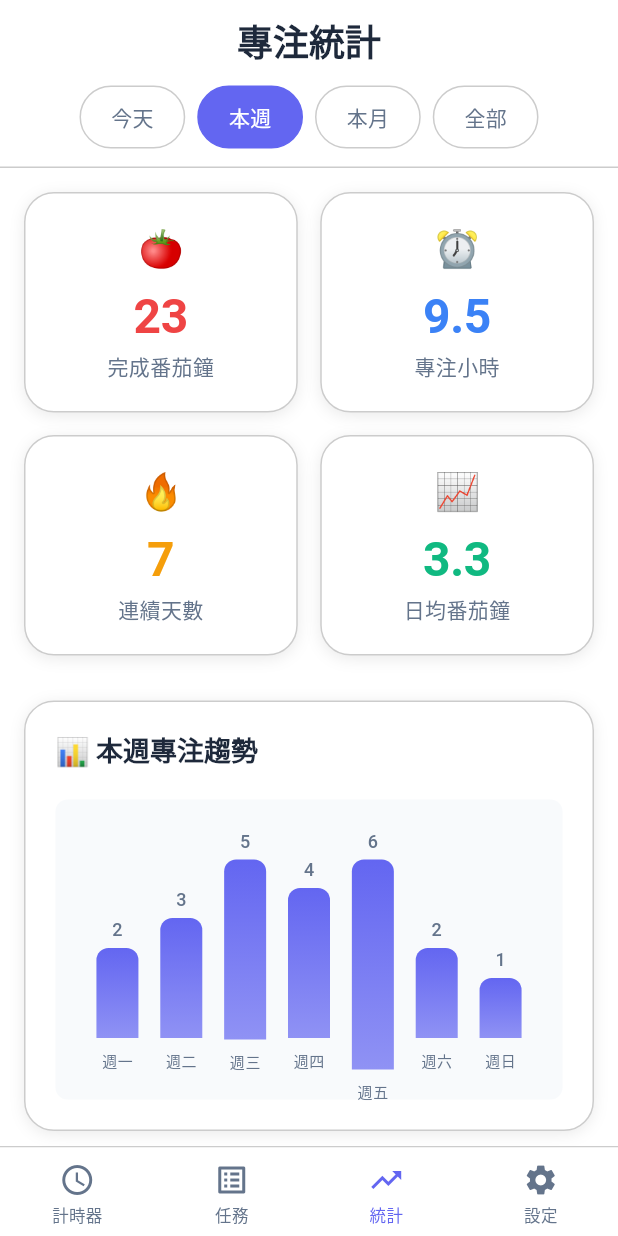
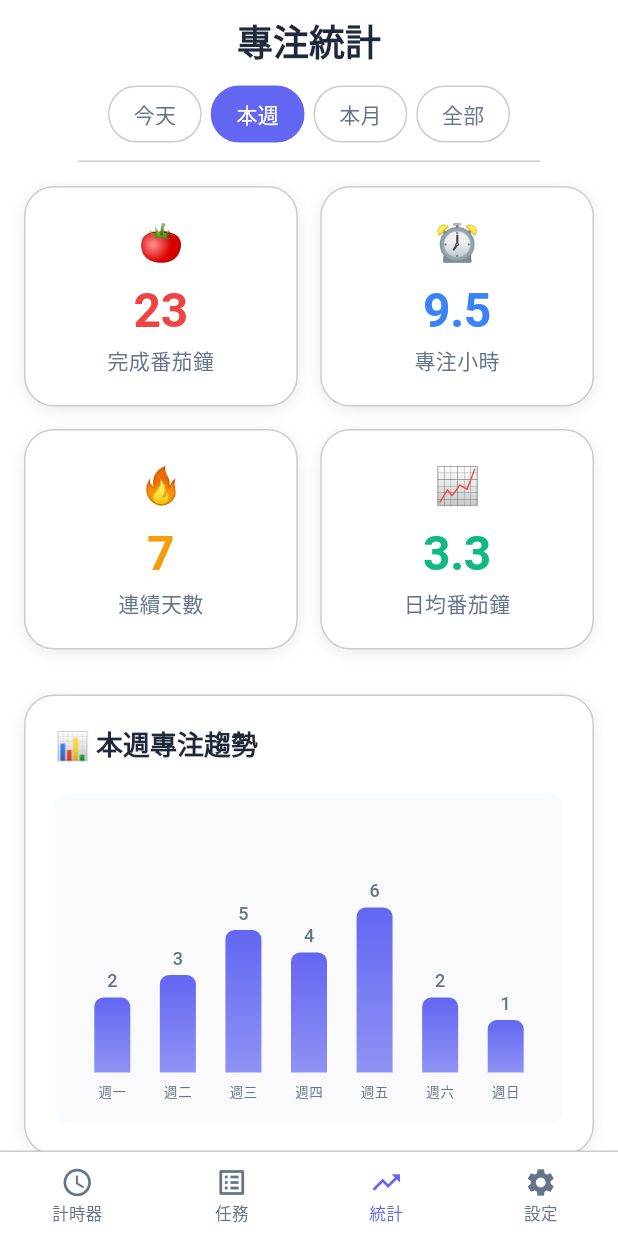
Before and after one commit to TreantProtectorGo/focus, a Flutter app: the StatsScreen screen opened by its route, on a phone screen of 412 x 824 dp. Run offline on Flutter 3.47's test engine with Material 3 defaults, Android fonts, the phone set to English and light mode, and no system bars; our stand-ins replace flutter_riverpod, go_router; Roboto replaces fonts that are missing (RobotoMono).

Commit message:
fix overflowed

```diff
--- a/lib/screens/main_screen.dart
+++ b/lib/screens/main_screen.dart
@@ -86,10 +86,10 @@ class _MainScreenState extends State<MainScreen> {
           elevation: 0,
           items: _navigationItems.map((item) => BottomNavigationBarItem(
             icon: Container(
-              padding: const EdgeInsets.all(4),
+              padding: const EdgeInsets.all(2), // Reduced padding to prevent overflow
               child: Icon(
                 item.icon,
-                size: 24,
+                size: 22, // Slightly smaller icon
               ),
             ),
             label: item.label,
--- a/lib/screens/settings_screen.dart
+++ b/lib/screens/settings_screen.dart
@@ -86,6 +86,8 @@ class _SettingsScreenState extends State<SettingsScreen> {
 
                     // 版本信息
                     _buildVersionInfo(theme),
+
+                    const SizedBox(height: 80), // Add bottom padding to prevent overflow
                   ],
                 ),
               ),
--- a/lib/screens/stats_screen.dart
+++ b/lib/screens/stats_screen.dart
@@ -30,17 +30,20 @@ class StatsScreen extends StatelessWidget {
                     style: theme.textTheme.headlineLarge,
                   ),
                   const SizedBox(height: 15),
-                  Row(
+                  SingleChildScrollView(
+                    scrollDirection: Axis.horizontal,
+                    child: Row(
                       mainAxisAlignment: MainAxisAlignment.center,
                       children: [
                         _buildPeriodButton('今天', false, theme),
-                      const SizedBox(width: 8),
+                        const SizedBox(width: 6), // Reduced spacing
                         _buildPeriodButton('本週', true, theme),
-                      const SizedBox(width: 8),
+                        const SizedBox(width: 6), // Reduced spacing
                         _buildPeriodButton('本月', false, theme),
-                      const SizedBox(width: 8),
+                        const SizedBox(width: 6), // Reduced spacing
                         _buildPeriodButton('全部', false, theme),
                       ],
+                    ),
                   ),
                 ],
               ),
@@ -115,6 +118,8 @@ class StatsScreen extends StatelessWidget {
 
                     // 成就徽章
                     _buildAchievementsSection(theme),
+
+                    const SizedBox(height: 80), // Add bottom padding to prevent overflow
                   ],
                 ),
               ),
@@ -127,7 +132,7 @@ class StatsScreen extends StatelessWidget {
 
   Widget _buildPeriodButton(String text, bool isActive, ThemeData theme) {
     return Container(
-      padding: const EdgeInsets.symmetric(horizontal: 20, vertical: 10),
+      padding: const EdgeInsets.symmetric(horizontal: 16, vertical: 8), // Reduced padding
       decoration: BoxDecoration(
         color: isActive ? theme.colorScheme.primary : theme.colorScheme.surface,
         borderRadius: BorderRadius.circular(24),
@@ -228,8 +233,8 @@ class StatsScreen extends StatelessWidget {
 
           // 简化的柱状图
           Container(
-            height: 200,
-            padding: const EdgeInsets.all(20),
+            height: 220, // Increased height to accommodate content
+            padding: const EdgeInsets.all(16), // Reduced padding
             decoration: BoxDecoration(
               color: theme.colorScheme.surfaceContainerHighest,
               borderRadius: BorderRadius.circular(8),
@@ -238,13 +243,13 @@ class StatsScreen extends StatelessWidget {
               mainAxisAlignment: MainAxisAlignment.spaceAround,
               crossAxisAlignment: CrossAxisAlignment.end,
               children: [
-                _buildBar('週一', 60, 2, theme),
-                _buildBar('週二', 80, 3, theme),
-                _buildBar('週三', 120, 5, theme),
-                _buildBar('週四', 100, 4, theme),
-                _buildBar('週五', 140, 6, theme),
-                _buildBar('週六', 60, 2, theme),
-                _buildBar('週日', 40, 1, theme),
+                _buildBar('週一', 50, 2, theme), // Reduced bar heights
+                _buildBar('週二', 65, 3, theme),
+                _buildBar('週三', 95, 5, theme),
+                _buildBar('週四', 80, 4, theme),
+                _buildBar('週五', 110, 6, theme),
+                _buildBar('週六', 50, 2, theme),
+                _buildBar('週日', 35, 1, theme),
               ],
             ),
           ),
@@ -254,18 +259,21 @@ class StatsScreen extends StatelessWidget {
   }
 
   Widget _buildBar(String label, double height, int value, ThemeData theme) {
-    return Column(
+    return Expanded(
+      child: Column(
         mainAxisAlignment: MainAxisAlignment.end,
+        mainAxisSize: MainAxisSize.min, // Important: minimize column size
         children: [
           Text(
             value.toString(),
             style: theme.textTheme.bodySmall?.copyWith(
               fontWeight: FontWeight.w500,
+              fontSize: 12,
             ),
           ),
-        const SizedBox(height: 4),
+          const SizedBox(height: 3), // Reduced spacing
           Container(
-          width: 28,
+            width: 24, // Slightly smaller width
             height: height,
             decoration: BoxDecoration(
               gradient: LinearGradient(
@@ -276,18 +284,19 @@ class StatsScreen extends StatelessWidget {
                   theme.colorScheme.primary.withValues(alpha: 0.7),
                 ],
               ),
-            borderRadius: const BorderRadius.vertical(top: Radius.circular(8)),
+              borderRadius: const BorderRadius.vertical(top: Radius.circular(6)),
             ),
           ),
-        const SizedBox(height: 8),
+          const SizedBox(height: 6), // Reduced spacing
           Text(
             label,
             style: theme.textTheme.bodySmall?.copyWith(
               color: theme.colorScheme.onSurfaceVariant,
-            fontSize: 10,
+              fontSize: 9, // Smaller font
             ),
           ),
         ],
+      ),
     );
   }
 
@@ -430,9 +439,9 @@ class StatsScreen extends StatelessWidget {
             shrinkWrap: true,
             physics: const NeverScrollableScrollPhysics(),
             crossAxisCount: 3,
-            childAspectRatio: 0.8,
-            crossAxisSpacing: 15,
-            mainAxisSpacing: 15,
+            childAspectRatio: 0.85, // Slightly increased ratio to prevent overflow
+            crossAxisSpacing: 12, // Reduced spacing
+            mainAxisSpacing: 12, // Reduced spacing
             children: [
               _buildAchievementItem('🍅', '初次專注', '完成第一個番茄鐘', true, theme),
               _buildAchievementItem('🔥', '連續一週', '連續7天使用', true, theme),
@@ -455,7 +464,7 @@ class StatsScreen extends StatelessWidget {
     ThemeData theme,
   ) {
     return Container(
-      padding: const EdgeInsets.all(12),
+      padding: const EdgeInsets.all(8), // Reduced padding to prevent overflow
       decoration: BoxDecoration(
         color: isUnlocked
             ? const LinearGradient(
@@ -478,11 +487,11 @@ class StatsScreen extends StatelessWidget {
           Text(
             icon,
             style: TextStyle(
-              fontSize: 30,
+              fontSize: 24, // Reduced icon size
               color: isUnlocked ? null : Colors.grey,
             ),
           ),
-          const SizedBox(height: 8),
+          const SizedBox(height: 6), // Reduced spacing
           Text(
             title,
             style: theme.textTheme.bodyMedium?.copyWith(
@@ -493,12 +502,12 @@ class StatsScreen extends StatelessWidget {
             ),
             textAlign: TextAlign.center,
           ),
-          const SizedBox(height: 4),
+          const SizedBox(height: 2), // Reduced spacing
           Text(
             description,
             style: theme.textTheme.bodySmall?.copyWith(
               color: theme.colorScheme.onSurfaceVariant,
-              fontSize: 10,
+              fontSize: 9, // Reduced font size to prevent overflow
             ),
             textAlign: TextAlign.center,
             maxLines: 2,
--- a/lib/screens/tasks_screen.dart
+++ b/lib/screens/tasks_screen.dart
@@ -54,7 +54,7 @@ class TasksScreen extends StatelessWidget {
 
             // 内容区域
             Expanded(
-              child: Padding(
+              child: SingleChildScrollView(
                 padding: const EdgeInsets.all(16),
                 child: Column(
                   crossAxisAlignment: CrossAxisAlignment.stretch,
@@ -112,6 +112,8 @@ class TasksScreen extends StatelessWidget {
                         theme: theme,
                       ),
                     ),
+
+                    const SizedBox(height: 100), // Add bottom padding for FAB
                   ],
                 ),
               ),
--- a/lib/screens/timer_screen.dart
+++ b/lib/screens/timer_screen.dart
@@ -352,7 +352,7 @@ class _TimerScreenState extends State<TimerScreen>
                       }),
                     ),
 
-                    const SizedBox(height: 40),
+                    const SizedBox(height: 30), // Reduced spacing
 
                     // 控制按钮
                     Row(
@@ -384,6 +384,8 @@ class _TimerScreenState extends State<TimerScreen>
                         ),
                       ],
                     ),
+
+                    const SizedBox(height: 80), // Add bottom padding to prevent overflow
                   ],
                 ),
               ),
```
Lines whose indentation alone changed are shown as unchanged.
